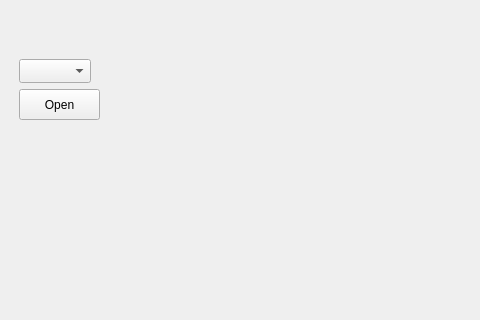
tvt23-pankkiprojekti/SPO_Group1, file bank-automat/mainwindow.ui: the form before one commit; both pictures show x 0 to 480 and y 0 to 320 of the 1051 by 646 pixel window.
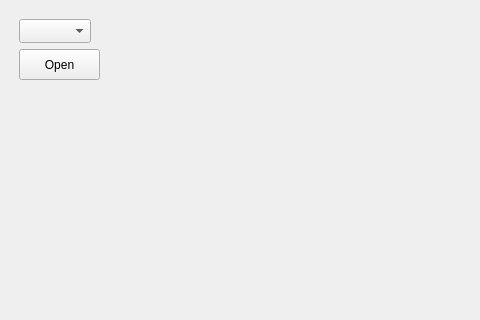
The form after the commit. Icons and pictures are not drawn.

Patch:
```diff
--- a/bank-automat/mainwindow.ui
+++ b/bank-automat/mainwindow.ui
@@ -120,7 +120,7 @@
         <property name="geometry">
          <rect>
           <x>10</x>
-          <y>50</y>
+          <y>10</y>
           <width>72</width>
           <height>24</height>
          </rect>
@@ -130,7 +130,7 @@
         <property name="geometry">
          <rect>
           <x>10</x>
-          <y>80</y>
+          <y>40</y>
           <width>81</width>
           <height>31</height>
          </rect>
```
